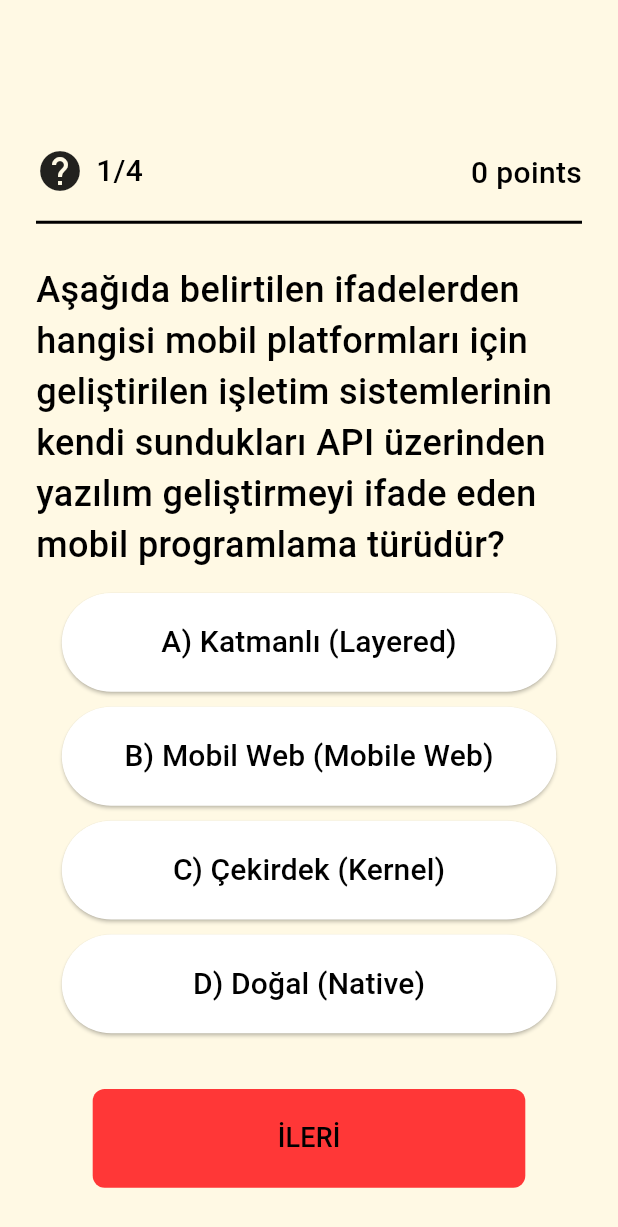
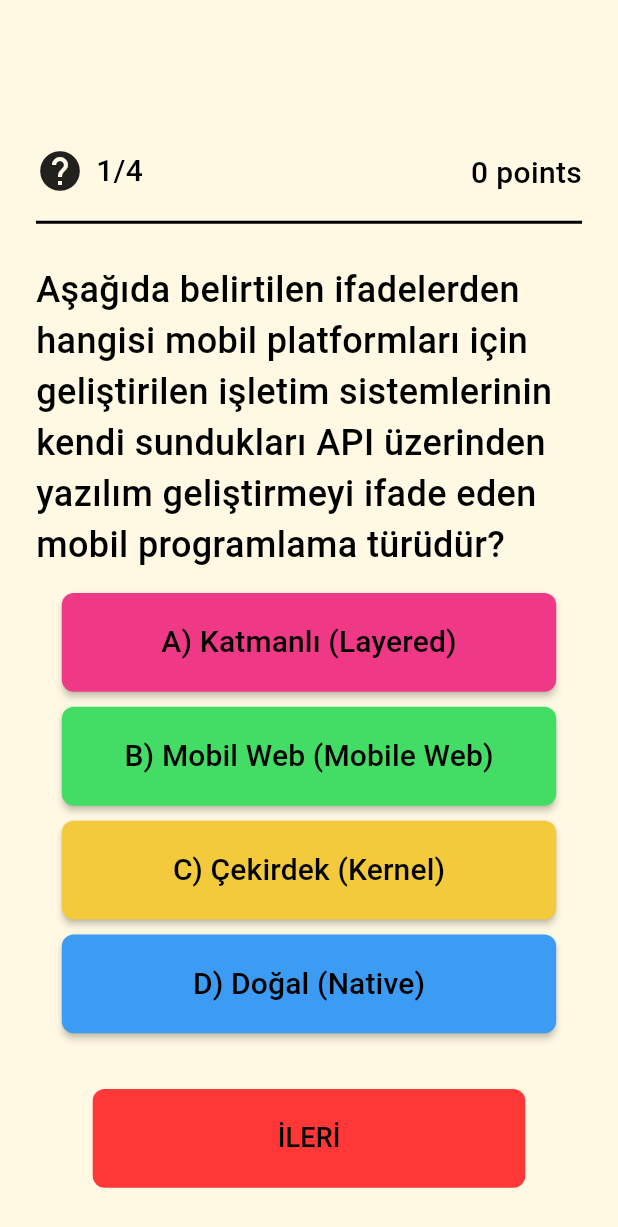
Before and after one commit to dumansl/quiz_app, a Flutter app: the screen it shows after launch, on a phone screen of 412 x 824 dp. Shown: the top 1227 px of the screen. Run offline on Flutter 3.47's test engine with Material 3 defaults, Android fonts, the phone set to English and light mode, and no system bars; our stand-ins replace google_fonts.

Commit message:
Update quiz_screen.dart

```diff
--- a/lib/pages/quiz_screen.dart
+++ b/lib/pages/quiz_screen.dart
@@ -191,6 +191,19 @@ class _QuizScreenState extends State<QuizScreen> {
   }
 
   Widget answerButton(Answer answer) {
+    Color buttonColor;
+
+    // Her cevap için farklı bir renk belirle
+    if (answer == questionList[currentQuestionIndex].answers[0]) {
+      buttonColor = const Color(0xffF03986);
+    } else if (answer == questionList[currentQuestionIndex].answers[1]) {
+      buttonColor = const Color(0xFF43DD65);
+    } else if (answer == questionList[currentQuestionIndex].answers[2]) {
+      buttonColor = const Color(0xffF2CA3C);
+    } else {
+      buttonColor = const Color(0xff3C9BF2);
+    }
+
     bool isSelected = answer == selectedAnswer;
 
     return SizedBox(
@@ -198,17 +211,21 @@ class _QuizScreenState extends State<QuizScreen> {
       width: ScreenUtil.getWidth(context) * 0.8,
       child: ElevatedButton(
         style: ElevatedButton.styleFrom(
-          shape: const StadiumBorder(),
-          backgroundColor: isSelected ? const Color(0xffF03986) : Colors.white,
+          elevation: isSelected ? 0 : 2,
+          shape: RoundedRectangleBorder(
+            borderRadius: BorderRadius.circular(8),
+          ),
+          fixedSize: Size(
+            ScreenUtil.getWidth(context) * 0.7,
+            ScreenUtil.getHeight(context) * 0.08,
+          ),
+          backgroundColor:
+              isSelected ? buttonColor.withOpacity(0.6) : buttonColor,
         ),
         onPressed: () {
-          if (selectedAnswer == null) {
-            setState(
-              () {
-                selectedAnswer = answer;
-              },
-            );
-          }
+          setState(() {
+            selectedAnswer = answer;
+          });
         },
         child: Text(
           answer.answer,
```
